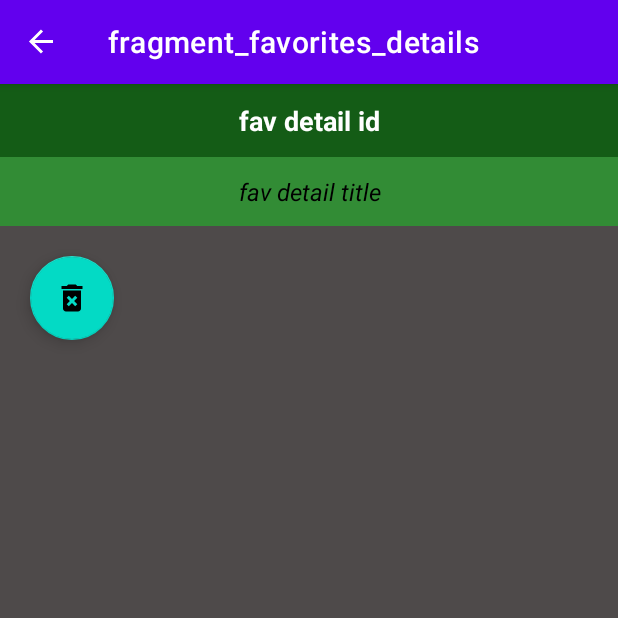
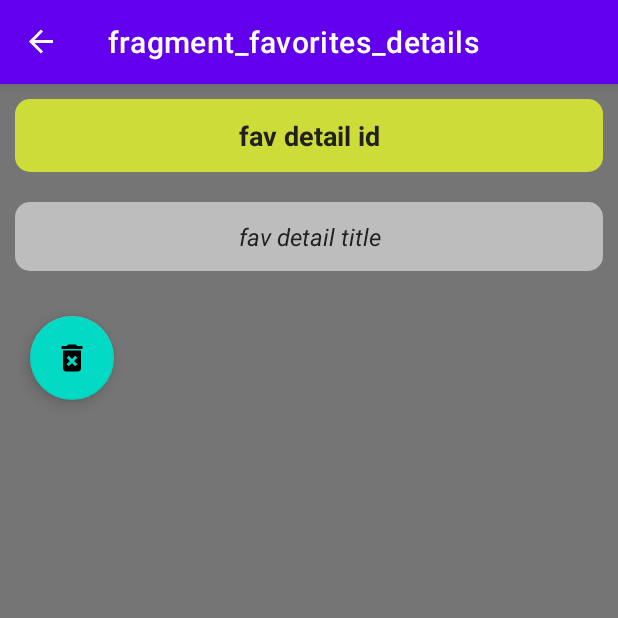
Before and after one commit to faol0630/phrases, an Android app: the FragmentFavoritesDetails screen opened through its navigation route, on a phone screen of 412 x 824 dp, the top half of it. Run offline under Robolectric (Android 15) with nearby library versions, the phone set to English and light mode, and no system bars; our stand-ins replace Dagger/Hilt's generated code, Room's generated code, navigation-ui.

Commit message:
improving xml

```diff
--- /dev/null
+++ b/app/src/main/res/drawable/radius1.xml
@@ -0,0 +1,7 @@
+<?xml version="1.0" encoding="utf-8"?>
+<shape xmlns:android="http://schemas.android.com/apk/res/android">
+
+    <corners android:radius="10dp" />
+    <solid android:color="#BDBDBD" />
+
+</shape>
--- /dev/null
+++ b/app/src/main/res/drawable/radius2.xml
@@ -0,0 +1,7 @@
+<?xml version="1.0" encoding="utf-8"?>
+<shape xmlns:android="http://schemas.android.com/apk/res/android">
+
+    <corners android:radius="10dp" />
+    <solid android:color="#CDDC39" />
+
+</shape>
--- a/app/src/main/res/layout/fragment_favorites.xml
+++ b/app/src/main/res/layout/fragment_favorites.xml
@@ -2,7 +2,7 @@
 <LinearLayout xmlns:android="http://schemas.android.com/apk/res/android"
     xmlns:tools="http://schemas.android.com/tools"
     android:orientation="vertical"
-    android:background="#414141"
+    android:background="#212121"
     android:layout_width="match_parent"
     android:layout_height="match_parent"
     tools:context=".ui.FragmentFavorites">
--- a/app/src/main/res/layout/fragment_favorites_details.xml
+++ b/app/src/main/res/layout/fragment_favorites_details.xml
@@ -4,6 +4,7 @@
     android:orientation="vertical"
     android:layout_width="match_parent"
     android:layout_height="match_parent"
+    android:background="#757575"
     tools:context=".ui.FragmentFavoritesDetails" >
 
     <LinearLayout
@@ -15,13 +16,14 @@
 
         <TextView
             android:id="@+id/tvFavDetailsId"
+            android:layout_margin="10dp"
             android:layout_width="match_parent"
             android:layout_height="wrap_content"
             android:textSize="18sp"
             android:textStyle="bold"
-            android:textColor="#fff"
+            android:textColor="#212121"
             android:gravity="center"
-            android:background="#145C16"
+            android:background="@drawable/radius2"
             android:padding="12dp"
             android:text="@string/fav_detail_id" />
 
@@ -29,12 +31,13 @@
 
         <TextView
             android:id="@+id/tvFavDetailsTitle"
+            android:layout_margin="10dp"
             android:layout_width="match_parent"
             android:layout_height="wrap_content"
-            android:background="#328C35"
+            android:background="@drawable/radius1"
             android:gravity="center"
             android:text="@string/fav_detail_title"
-            android:textColor="#000000"
+            android:textColor="#212121"
             android:textSize="16sp"
             android:padding="12dp"
             android:textStyle="italic" />
```
Also changed, not shown: app/src/main/res/layout/fragment_details.xml (+7 -5 lines), app/src/main/res/layout/item_album.xml (+4 -4 lines).
